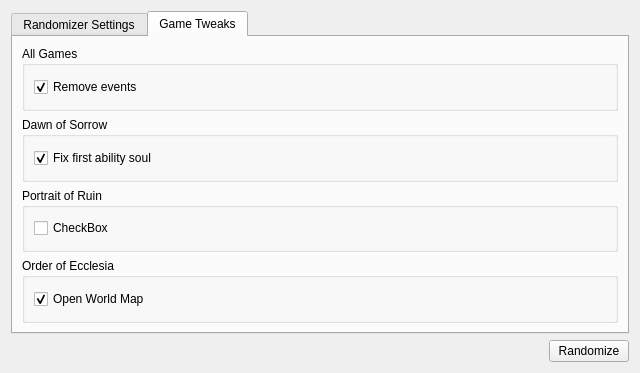
LagoLunatic/DSVEdit, file dsvrandom/randomizer.ui: the form before one commit.
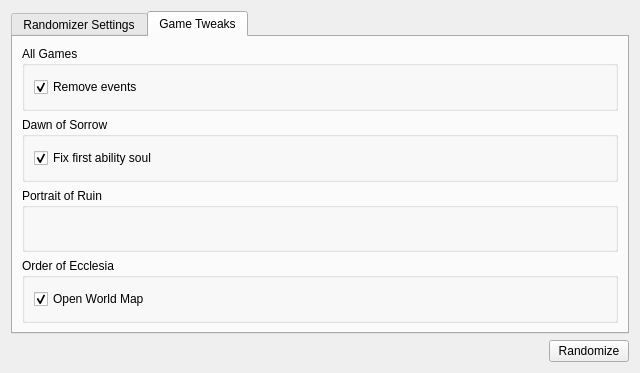
The form after the commit. The open tabs and pages were chosen to show the change. Icons and pictures are not drawn.

Commit message: Randomizer: Remove unused checkbox

The edit to the form file:
```diff
--- a/dsvrandom/randomizer.ui
+++ b/dsvrandom/randomizer.ui
@@ -232,15 +232,7 @@
          <property name="title">
           <string>Portrait of Ruin</string>
          </property>
-         <layout class="QHBoxLayout" name="horizontalLayout_6">
-          <item>
-           <widget class="QCheckBox" name="checkBox_7">
-            <property name="text">
-             <string>CheckBox</string>
-            </property>
-           </widget>
-          </item>
-         </layout>
+         <layout class="QHBoxLayout" name="horizontalLayout_6"/>
         </widget>
        </item>
        <item>
```
